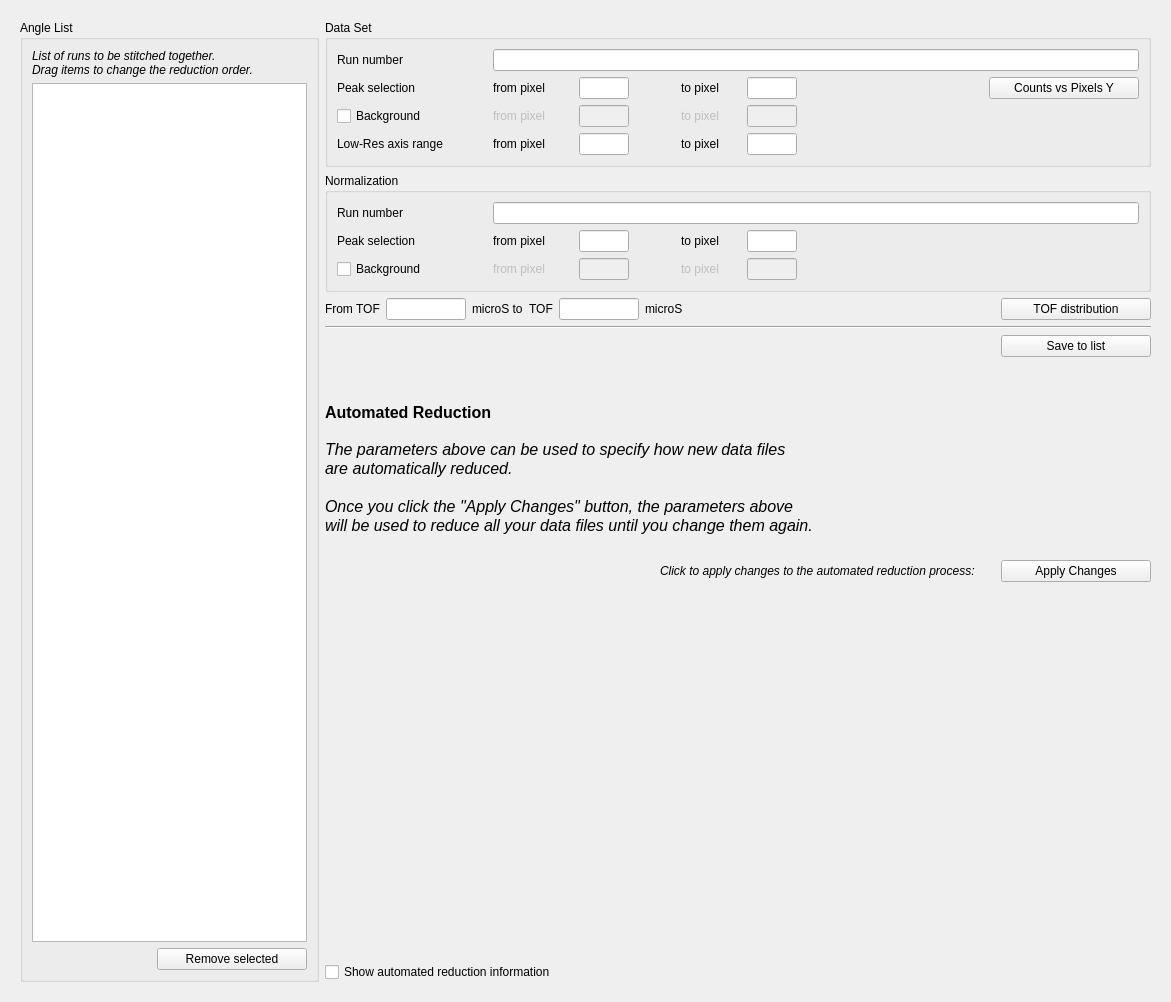
mantidproject/mantid, file Code/Mantid/scripts/Interface/ui/reflectometer/data_refl_simple.ui: the form before one commit.
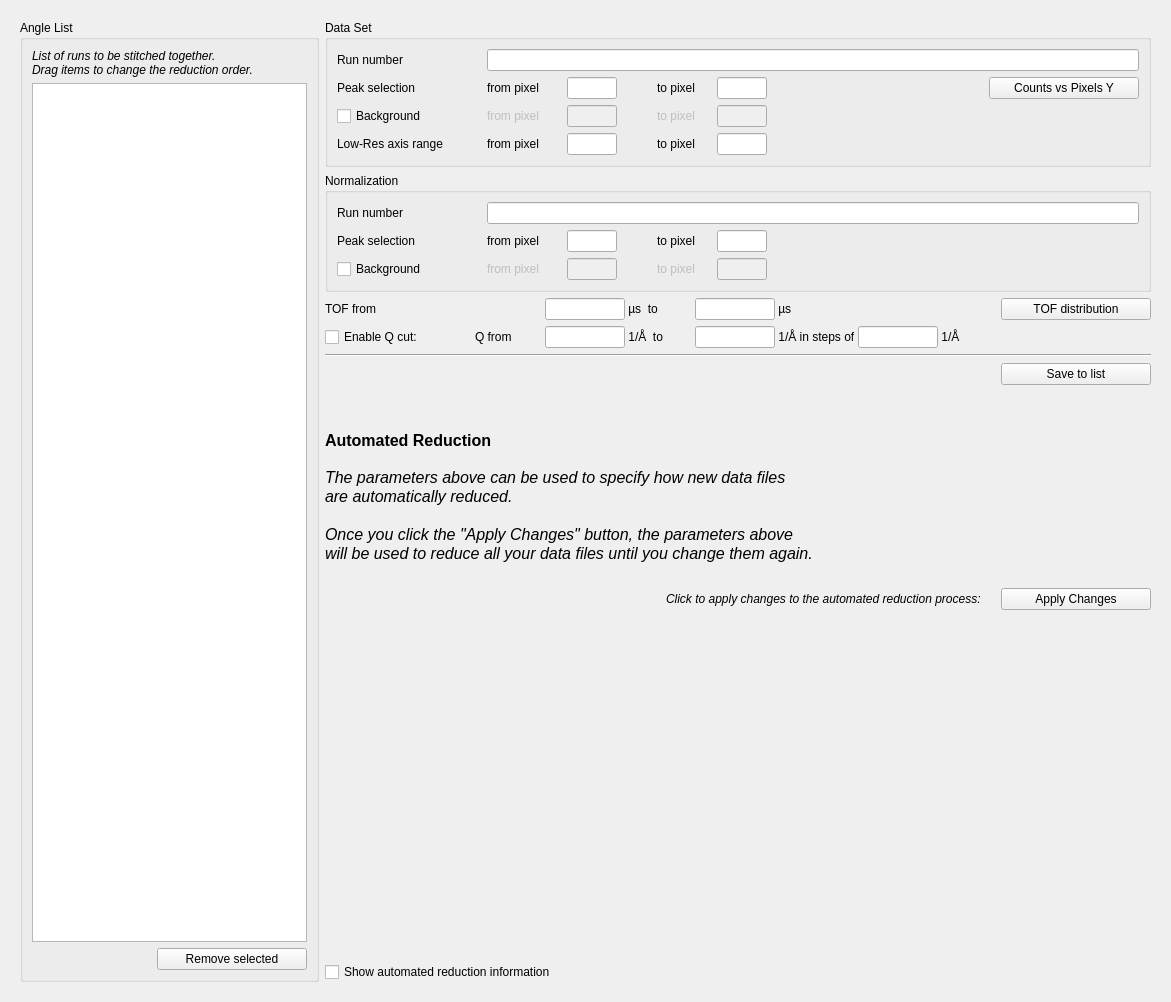
The form after the commit.

Patch:
```diff
--- a/Code/Mantid/scripts/Interface/ui/reflectometer/data_refl_simple.ui
+++ b/Code/Mantid/scripts/Interface/ui/reflectometer/data_refl_simple.ui
@@ -161,6 +161,9 @@
                  <layout class="QVBoxLayout" name="verticalLayout">
                   <item>
                    <layout class="QHBoxLayout" name="horizontalLayout">
+                    <property name="spacing">
+                     <number>0</number>
+                    </property>
                     <item>
                      <widget class="QLabel" name="label">
                       <property name="minimumSize">
@@ -194,6 +197,9 @@
                   </item>
                   <item>
                    <layout class="QHBoxLayout" name="horizontalLayout_3">
+                    <property name="spacing">
+                     <number>0</number>
+                    </property>
                     <item>
                      <widget class="QLabel" name="label_2">
                       <property name="minimumSize">
@@ -843,6 +849,9 @@
                   </item>
                   <item>
                    <layout class="QHBoxLayout" name="horizontalLayout_8">
+                    <property name="spacing">
+                     <number>0</number>
+                    </property>
                     <item>
                      <widget class="QCheckBox" name="data_background_switch">
                       <property name="minimumSize">
@@ -1029,6 +1038,9 @@
                   </item>
                   <item>
                    <layout class="QHBoxLayout" name="horizontalLayout_5">
+                    <property name="spacing">
+                     <number>0</number>
+                    </property>
                     <item>
                      <widget class="QLabel" name="label_6">
                       <property name="minimumSize">
@@ -1194,6 +1206,9 @@
                  <layout class="QVBoxLayout" name="verticalLayout_2">
                   <item>
                    <layout class="QHBoxLayout" name="horizontalLayout_2">
+                    <property name="spacing">
+                     <number>0</number>
+                    </property>
                     <item>
                      <widget class="QLabel" name="label_3">
                       <property name="minimumSize">
@@ -1227,6 +1242,9 @@
                   </item>
                   <item>
                    <layout class="QHBoxLayout" name="horizontalLayout_4">
+                    <property name="spacing">
+                     <number>0</number>
+                    </property>
                     <item>
                      <widget class="QLabel" name="label_4">
                       <property name="minimumSize">
@@ -1854,6 +1872,9 @@
                   </item>
                   <item>
                    <layout class="QHBoxLayout" name="horizontalLayout_10">
+                    <property name="spacing">
+                     <number>0</number>
+                    </property>
                     <item>
                      <widget class="QCheckBox" name="norm_background_switch">
                       <property name="minimumSize">
@@ -2080,15 +2101,42 @@
                </item>
                <item>
                 <layout class="QHBoxLayout" name="horizontalLayout_9">
+                 <property name="spacing">
+                  <number>0</number>
+                 </property>
                  <item>
                   <widget class="QLabel" name="label_14">
+                   <property name="sizePolicy">
+                    <sizepolicy hsizetype="Fixed" vsizetype="Preferred">
+                     <horstretch>0</horstretch>
+                     <verstretch>0</verstretch>
+                    </sizepolicy>
+                   </property>
+                   <property name="minimumSize">
+                    <size>
+                     <width>220</width>
+                     <height>0</height>
+                    </size>
+                   </property>
+                   <property name="maximumSize">
+                    <size>
+                     <width>150</width>
+                     <height>16777215</height>
+                    </size>
+                   </property>
                    <property name="text">
-                    <string>From TOF</string>
+                    <string>TOF from</string>
                    </property>
                   </widget>
                  </item>
                  <item>
                   <widget class="QLineEdit" name="data_from_tof">
+                   <property name="minimumSize">
+                    <size>
+                     <width>80</width>
+                     <height>0</height>
+                    </size>
+                   </property>
                    <property name="maximumSize">
                     <size>
                      <width>80</width>
@@ -2099,13 +2147,31 @@
                  </item>
                  <item>
                   <widget class="QLabel" name="label_15">
+                   <property name="minimumSize">
+                    <size>
+                     <width>70</width>
+                     <height>0</height>
+                    </size>
+                   </property>
+                   <property name="maximumSize">
+                    <size>
+                     <width>70</width>
+                     <height>16777215</height>
+                    </size>
+                   </property>
                    <property name="text">
-                    <string>microS to  TOF</string>
+                    <string> µs  to</string>
                    </property>
                   </widget>
                  </item>
                  <item>
                   <widget class="QLineEdit" name="data_to_tof">
+                   <property name="minimumSize">
+                    <size>
+                     <width>80</width>
+                     <height>0</height>
+                    </size>
+                   </property>
                    <property name="maximumSize">
                     <size>
                      <width>80</width>
@@ -2117,7 +2183,7 @@
                  <item>
                   <widget class="QLabel" name="label_16">
                    <property name="text">
-                    <string>microS</string>
+                    <string> µs</string>
                    </property>
                   </widget>
                  </item>
@@ -2161,6 +2227,151 @@
                  </item>
                 </layout>
                </item>
+               <item>
+                <layout class="QHBoxLayout" name="horizontalLayout_14">
+                 <property name="spacing">
+                  <number>0</number>
+                 </property>
+                 <item>
+                  <widget class="QCheckBox" name="q_cut_chk">
+                   <property name="minimumSize">
+                    <size>
+                     <width>150</width>
+                     <height>0</height>
+                    </size>
+                   </property>
+                   <property name="maximumSize">
+                    <size>
+                     <width>150</width>
+                     <height>16777215</height>
+                    </size>
+                   </property>
+                   <property name="text">
+                    <string>Enable Q cut:</string>
+                   </property>
+                  </widget>
+                 </item>
+                 <item>
+                  <widget class="QLabel" name="label_11">
+                   <property name="sizePolicy">
+                    <sizepolicy hsizetype="Fixed" vsizetype="Preferred">
+                     <horstretch>0</horstretch>
+                     <verstretch>0</verstretch>
+                    </sizepolicy>
+                   </property>
+                   <property name="minimumSize">
+                    <size>
+                     <width>70</width>
+                     <height>0</height>
+                    </size>
+                   </property>
+                   <property name="maximumSize">
+                    <size>
+                     <width>70</width>
+                     <height>16777215</height>
+                    </size>
+                   </property>
+                   <property name="text">
+                    <string>Q from</string>
+                   </property>
+                  </widget>
+                 </item>
+                 <item>
+                  <widget class="QLineEdit" name="q_min_edit">
+                   <property name="minimumSize">
+                    <size>
+                     <width>80</width>
+                     <height>0</height>
+                    </size>
+                   </property>
+                   <property name="maximumSize">
+                    <size>
+                     <width>80</width>
+                     <height>16777215</height>
+                    </size>
+                   </property>
+                  </widget>
+                 </item>
+                 <item>
+                  <widget class="QLabel" name="label_12">
+                   <property name="minimumSize">
+                    <size>
+                     <width>70</width>
+                     <height>0</height>
+                    </size>
+                   </property>
+                   <property name="maximumSize">
+                    <size>
+                     <width>70</width>
+                     <height>16777215</height>
+                    </size>
+                   </property>
+                   <property name="text">
+                    <string> 1/Å  to</string>
+                   </property>
+                  </widget>
+                 </item>
+                 <item>
+                  <widget class="QLineEdit" name="q_max_edit">
+                   <property name="minimumSize">
+                    <size>
+                     <width>80</width>
+                     <height>0</height>
+                    </size>
+                   </property>
+                   <property name="maximumSize">
+                    <size>
+                     <width>80</width>
+                     <height>16777215</height>
+                    </size>
+                   </property>
+                  </widget>
+                 </item>
+                 <item>
+                  <widget class="QLabel" name="label_13">
+                   <property name="text">
+                    <string> 1/Å in steps of </string>
+                   </property>
+                  </widget>
+                 </item>
+                 <item>
+                  <widget class="QLineEdit" name="q_step_edit">
+                   <property name="minimumSize">
+                    <size>
+                     <width>80</width>
+                     <height>0</height>
+                    </size>
+                   </property>
+                   <property name="maximumSize">
+                    <size>
+                     <width>80</width>
+                     <height>16777215</height>
+                    </size>
+                   </property>
+                  </widget>
+                 </item>
+                 <item>
+                  <widget class="QLabel" name="label_17">
+                   <property name="text">
+                    <string> 1/Å</string>
+                   </property>
+                  </widget>
+                 </item>
+                 <item>
+                  <spacer name="horizontalSpacer_16">
+                   <property name="orientation">
+                    <enum>Qt::Horizontal</enum>
+                   </property>
+                   <property name="sizeHint" stdset="0">
+                    <size>
+                     <width>40</width>
+                     <height>20</height>
+                    </size>
+                   </property>
+                  </spacer>
+                 </item>
+                </layout>
+               </item>
                <item>
                 <widget class="Line" name="line">
                  <property name="orientation">
@@ -2170,6 +2381,9 @@
                </item>
                <item>
                 <layout class="QHBoxLayout" name="horizontalLayout_7">
+                 <property name="spacing">
+                  <number>0</number>
+                 </property>
                  <item>
                   <spacer name="horizontalSpacer">
                    <property name="orientation">
@@ -2246,6 +2460,9 @@
                </item>
                <item>
                 <layout class="QHBoxLayout" name="horizontalLayout_13">
+                 <property name="spacing">
+                  <number>0</number>
+                 </property>
                  <item>
                   <spacer name="horizontalSpacer_12">
                    <property name="orientation">
```
